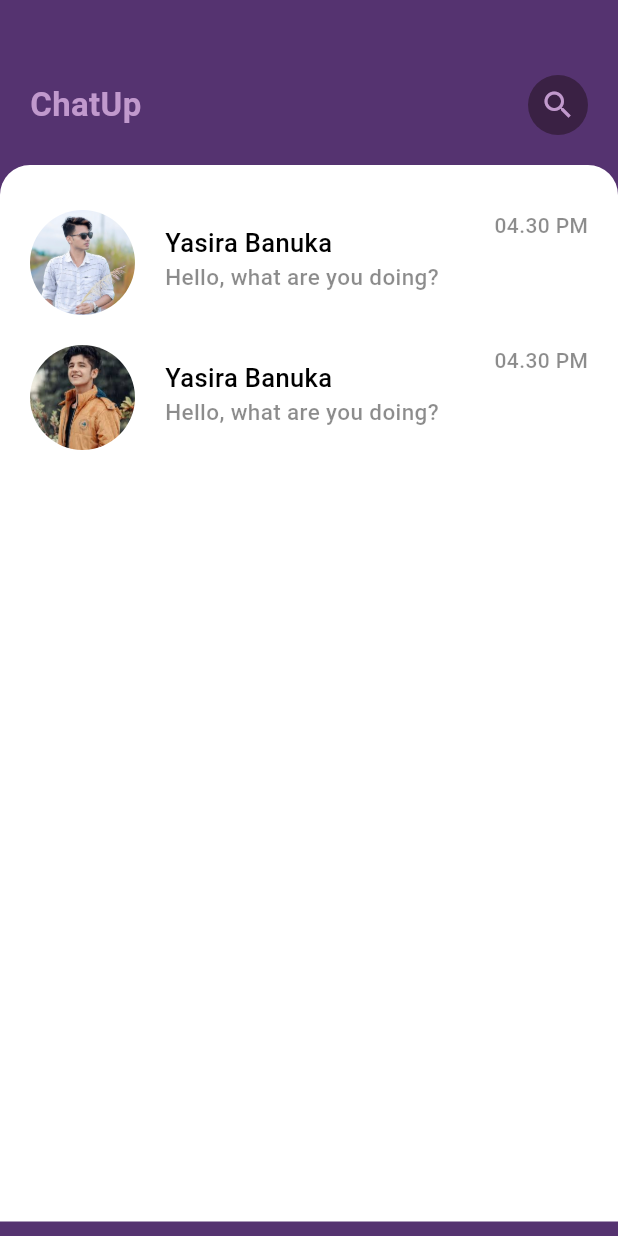
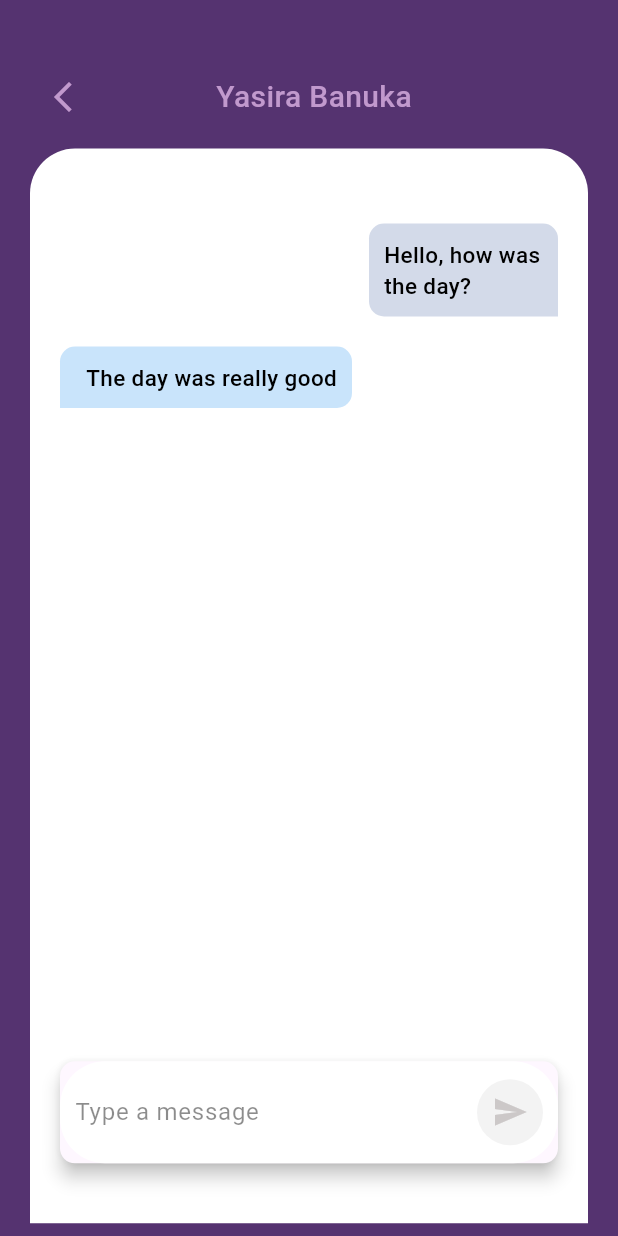
Before and after one commit to YasiraBanuka/ChatApp-Flutter, a Flutter app: the screen it shows after launch, on a phone screen of 412 x 824 dp. Run offline on Flutter 3.47's test engine with Material 2 defaults, Android fonts, the phone set to English and light mode, and no system bars; our stand-ins replace firebase_core; missing offline and left inert: dart:ffi; accounts and stored records are empty.

```diff
--- a/lib/main.dart
+++ b/lib/main.dart
@@ -1,9 +1,13 @@
+import 'package:firebase_core/firebase_core.dart';
 import 'package:flutter/material.dart';
+import 'package:messaging_app/pages/chatpage.dart';
 import 'package:messaging_app/pages/home.dart';
 import 'package:messaging_app/pages/signin.dart';
 import 'package:messaging_app/pages/signup.dart';
 
-void main() {
+void main() async {
+  WidgetsFlutterBinding.ensureInitialized();
+  await Firebase.initializeApp();
   runApp(const MyApp());
 }
 
@@ -35,7 +39,7 @@ class MyApp extends StatelessWidget {
         colorScheme: ColorScheme.fromSeed(seedColor: Colors.deepPurple),
         useMaterial3: true,
       ),
-      home: Home(),
+      home: ChatPage(),
     );
   }
 }
--- /dev/null
+++ b/lib/pages/chatpage.dart
@@ -0,0 +1,137 @@
+import 'package:flutter/material.dart';
+
+class ChatPage extends StatefulWidget {
+  const ChatPage({super.key});
+
+  @override
+  State<ChatPage> createState() => _ChatPageState();
+}
+
+class _ChatPageState extends State<ChatPage> {
+  @override
+  Widget build(BuildContext context) {
+    return Scaffold(
+      backgroundColor: Color(0xFF553370),
+      body: Container(
+        margin: EdgeInsets.only(top: 50.0, left: 20.0, right: 20.0),
+        child: Column(
+          children: [
+            Padding(
+              padding: const EdgeInsets.only(left: 10.0),
+              child: Row(
+                children: [
+                  Icon(
+                    Icons.arrow_back_ios_new_outlined,
+                    color: Color(0Xffc199cd),
+                  ),
+                  SizedBox(
+                    width: 90.0,
+                  ),
+                  Text("Yasira Banuka",
+                      style: TextStyle(
+                          color: Color(0xffc199cd),
+                          fontSize: 20.0,
+                          fontWeight: FontWeight.w500)),
+                ],
+              ),
+            ),
+            SizedBox(
+              height: 20.0,
+            ),
+            Container(
+              padding: EdgeInsets.only(
+                  left: 20.0, right: 20.0, top: 50.0, bottom: 40.0),
+              width: MediaQuery.of(context).size.width,
+              height: MediaQuery.of(context).size.height / 1.15,
+              decoration: BoxDecoration(
+                  color: Colors.white,
+                  borderRadius: BorderRadius.only(
+                      topLeft: Radius.circular(30),
+                      topRight: Radius.circular(30))),
+              child: Column(
+                children: [
+                  Container(
+                    padding: EdgeInsets.all(10),
+                    margin: EdgeInsets.only(
+                        left: MediaQuery.of(context).size.width / 2),
+                    alignment: Alignment.bottomRight,
+                    decoration: BoxDecoration(
+                        color: Color.fromARGB(255, 211, 218, 233),
+                        borderRadius: BorderRadius.only(
+                            topLeft: Radius.circular(10),
+                            topRight: Radius.circular(10),
+                            bottomLeft: Radius.circular(10))),
+                    child: Text(
+                      "Hello, how was the day?",
+                      style: TextStyle(
+                          color: Colors.black,
+                          fontSize: 15.0,
+                          fontWeight: FontWeight.w500),
+                    ),
+                  ),
+                  SizedBox(
+                    height: 20.0,
+                  ),
+                  Container(
+                    padding: EdgeInsets.all(10),
+                    margin: EdgeInsets.only(
+                        right: MediaQuery.of(context).size.width / 3),
+                    alignment: Alignment.bottomRight,
+                    decoration: BoxDecoration(
+                        color: Color.fromARGB(255, 201, 228, 251),
+                        borderRadius: BorderRadius.only(
+                            topRight: Radius.circular(10),
+                            bottomRight: Radius.circular(10),
+                            topLeft: Radius.circular(10))),
+                    child: Text(
+                      "The day was really good",
+                      style: TextStyle(
+                          color: Colors.black,
+                          fontSize: 15.0,
+                          fontWeight: FontWeight.w500),
+                    ),
+                  ),
+                  Spacer(),
+                  Material(
+                    elevation: 5.0,
+                    borderRadius: BorderRadius.circular(10),
+                    child: Container(
+                      padding: EdgeInsets.all(10),
+                      decoration: BoxDecoration(
+                          color: Colors.white,
+                          borderRadius: BorderRadius.circular(30)),
+                      child: Row(
+                        children: [
+                          Expanded(
+                            child: TextField(
+                              decoration: InputDecoration(
+                                  border: InputBorder.none,
+                                  hintText: "Type a message",
+                                  hintStyle: TextStyle(color: Colors.black45)),
+                            ),
+                          ),
+                          Container(
+                            padding: EdgeInsets.all(10),
+                            decoration: BoxDecoration(
+                                color: Color(0xFFf3f3f3),
+                                borderRadius: BorderRadius.circular(60)),
+                            child: Center(
+                              child: Icon(
+                                Icons.send,
+                                color: Color.fromARGB(255, 204, 200, 200),
+                              ),
+                            ),
+                          )
+                        ],
+                      ),
+                    ),
+                  )
+                ],
+              ),
+            )
+          ],
+        ),
+      ),
+    );
+  }
+}
--- a/pubspec.yaml
+++ b/pubspec.yaml
@@ -30,7 +30,9 @@ environment:
 dependencies:
   flutter:
     sdk: flutter
-
+  firebase_core: ^2.15.1
+  firebase_auth: ^4.9.0
+  cloud_firestore: ^4.9.1
 
   # The following adds the Cupertino Icons font to your application.
   # Use with the CupertinoIcons class for iOS style icons.
```
Also changed, not shown: pubspec.lock, 6 other files.
